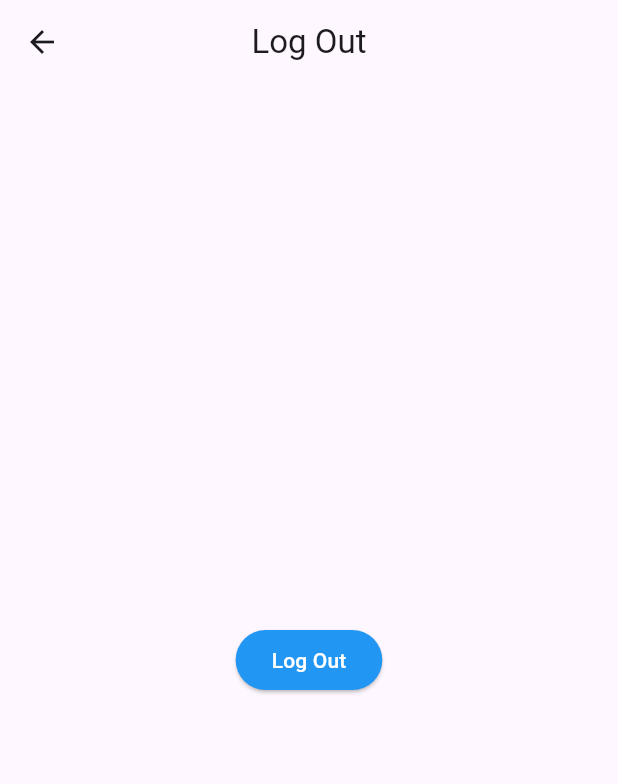
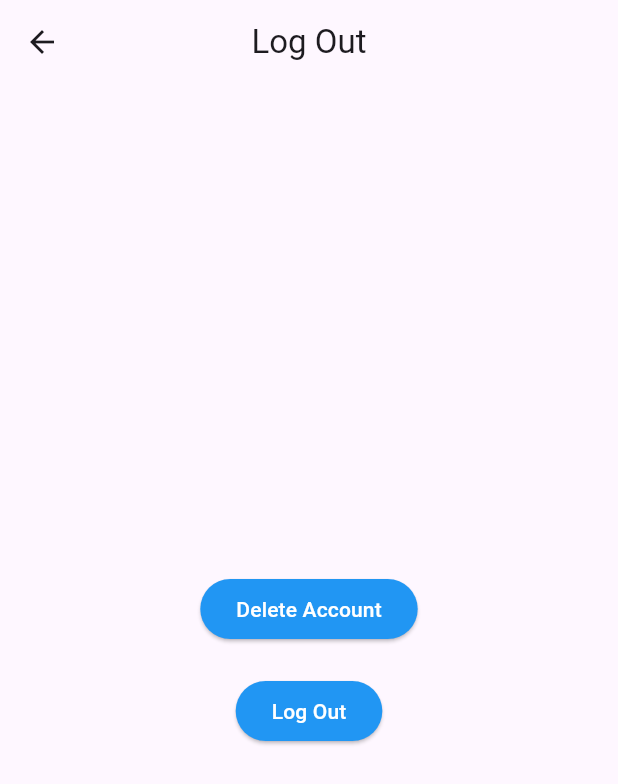
Before and after one commit to Dinethchathurya/Fix_Dates, a Flutter app: the screen it shows after launch, on a phone screen of 412 x 824 dp. Shown: the top 784 px of the screen. Run offline on Flutter 3.47's test engine with Material 3 defaults, Android fonts, the light colour scheme and no system bars.

Commit message:
I added delete account button to log out screen.
I added delete account button to log out screen.

```diff
--- a/fix_dates_app/lib/Screens/Settings/LogOut.dart
+++ b/fix_dates_app/lib/Screens/Settings/LogOut.dart
@@ -11,11 +11,26 @@ class LogOut extends StatelessWidget {
       centerTitle: true, // Center the title
     ),
       body: Center(
-        child: ElevatedButton(
+        child: Column(
+          mainAxisAlignment: MainAxisAlignment.center,
+        children: [
+        ElevatedButton(
           onPressed: () {
-            //Perform logout action here
-            //Foe example, you can clear user section or navigate to login page
-            Navigator.pop(context); // Go back to previous screen
+        //Perform delete account action here
+        //For example, you can show a confirmation dialog
+      },
+      style: ElevatedButton.styleFrom(
+        backgroundColor: Colors.blue, // background color for delete account button
+        foregroundColor: Colors.white, // Text color for delete account button
+      ),
+      child: Text('Delete Account'),
+    ),
+    SizedBox(height: 20), // Add some space between buttons
+    ElevatedButton(
+    onPressed: () {
+    // Perform logout action here
+    // For example, you can clear user session or navigate to login page
+    Navigator.pop(context); // Go back to the previous screen
           },
           style: ElevatedButton.styleFrom(
             backgroundColor: Colors.blue, // background color
@@ -23,12 +38,14 @@ class LogOut extends StatelessWidget {
           ),
           child: Text('Log Out'),
         ),
+        ],
+        ),
       ),
     );
   }
 }
 
-void main(){
+void main() {
   runApp(MaterialApp(
     home: LogOut(),
   ),
```
